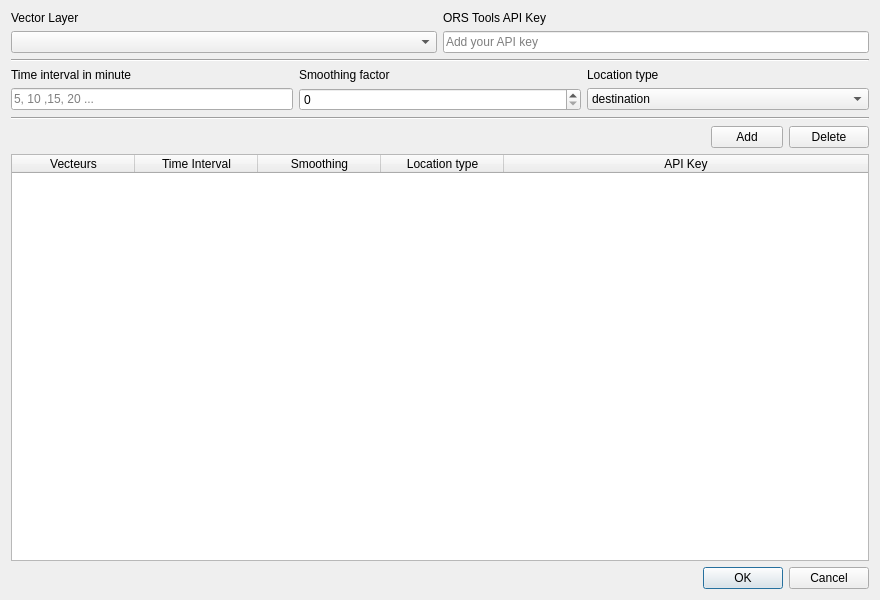
Qt form ui/Isochrone_ORS_Tools_API.ui (EwStinky/FelixToolbox) before a commit.
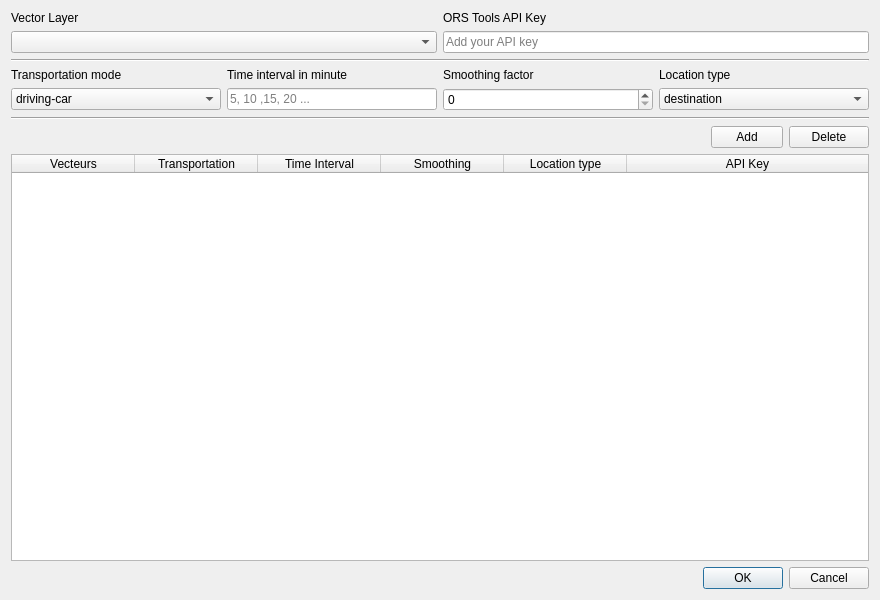
The same form after that commit.

Commit message: Added a transportation mode selection parameter to the UI.

Patch:
```diff
--- a/ui/Isochrone_ORS_Tools_API.ui
+++ b/ui/Isochrone_ORS_Tools_API.ui
@@ -118,7 +118,14 @@
      <property name="sizeConstraint">
       <enum>QLayout::SetDefaultConstraint</enum>
      </property>
-     <item row="0" column="2">
+     <item row="0" column="1">
+      <widget class="QLabel" name="label_2">
+       <property name="text">
+        <string>Time interval in minute</string>
+       </property>
+      </widget>
+     </item>
+     <item row="0" column="3">
       <widget class="QLabel" name="label_fonction_exterieur">
        <property name="text">
         <string>Location type</string>
@@ -126,6 +133,32 @@
       </widget>
      </item>
      <item row="1" column="1">
+      <widget class="QLineEdit" name="lineEdit_time_interval">
+       <property name="enabled">
+        <bool>true</bool>
+       </property>
+       <property name="sizePolicy">
+        <sizepolicy hsizetype="Minimum" vsizetype="Fixed">
+         <horstretch>0</horstretch>
+         <verstretch>0</verstretch>
+        </sizepolicy>
+       </property>
+       <property name="placeholderText">
+        <string>5, 10 ,15, 20 ...</string>
+       </property>
+      </widget>
+     </item>
+     <item row="0" column="2">
+      <widget class="QLabel" name="label_Distance_exterieur">
+       <property name="text">
+        <string>Smoothing factor</string>
+       </property>
+       <property name="wordWrap">
+        <bool>true</bool>
+       </property>
+      </widget>
+     </item>
+     <item row="1" column="2">
       <widget class="QSpinBox" name="spinBox_smoothing_factor">
        <property name="specialValueText">
         <string>0</string>
@@ -141,23 +174,7 @@
        </property>
       </widget>
      </item>
-     <item row="1" column="0">
-      <widget class="QLineEdit" name="lineEdit_time_interval">
-       <property name="enabled">
-        <bool>true</bool>
-       </property>
-       <property name="sizePolicy">
-        <sizepolicy hsizetype="Minimum" vsizetype="Fixed">
-         <horstretch>0</horstretch>
-         <verstretch>0</verstretch>
-        </sizepolicy>
-       </property>
-       <property name="placeholderText">
-        <string>5, 10 ,15, 20 ...</string>
-       </property>
-      </widget>
-     </item>
-     <item row="1" column="2">
+     <item row="1" column="3">
       <widget class="QComboBox" name="comboBox_location_type">
        <item>
         <property name="text">
@@ -171,20 +188,59 @@
        </item>
       </widget>
      </item>
-     <item row="0" column="0">
-      <widget class="QLabel" name="label_2">
-       <property name="text">
-        <string>Time interval in minute</string>
-       </property>
+     <item row="1" column="0">
+      <widget class="QComboBox" name="comboBox_transportation_mode">
+       <item>
+        <property name="text">
+         <string>driving-car</string>
+        </property>
+       </item>
+       <item>
+        <property name="text">
+         <string>driving-hgv</string>
+        </property>
+       </item>
+       <item>
+        <property name="text">
+         <string>cycling-regular</string>
+        </property>
+       </item>
+       <item>
+        <property name="text">
+         <string>cycling-road</string>
+        </property>
+       </item>
+       <item>
+        <property name="text">
+         <string>cycling-mountain</string>
+        </property>
+       </item>
+       <item>
+        <property name="text">
+         <string>cycling-electric</string>
+        </property>
+       </item>
+       <item>
+        <property name="text">
+         <string>foot-walking</string>
+        </property>
+       </item>
+       <item>
+        <property name="text">
+         <string>foot-hiking</string>
+        </property>
+       </item>
+       <item>
+        <property name="text">
+         <string>wheelchair</string>
+        </property>
+       </item>
       </widget>
      </item>
-     <item row="0" column="1">
-      <widget class="QLabel" name="label_Distance_exterieur">
+     <item row="0" column="0">
+      <widget class="QLabel" name="label_transportation_mode">
        <property name="text">
-        <string>Smoothing factor</string>
-       </property>
-       <property name="wordWrap">
-        <bool>true</bool>
+        <string>Transportation mode</string>
        </property>
       </widget>
      </item>
@@ -310,6 +366,11 @@
        <string>Vecteurs</string>
       </property>
      </column>
+     <column>
+      <property name="text">
+       <string>Transportation</string>
+      </property>
+     </column>
      <column>
       <property name="text">
        <string>Time Interval</string>
```
The commit also changes 3 other files.
